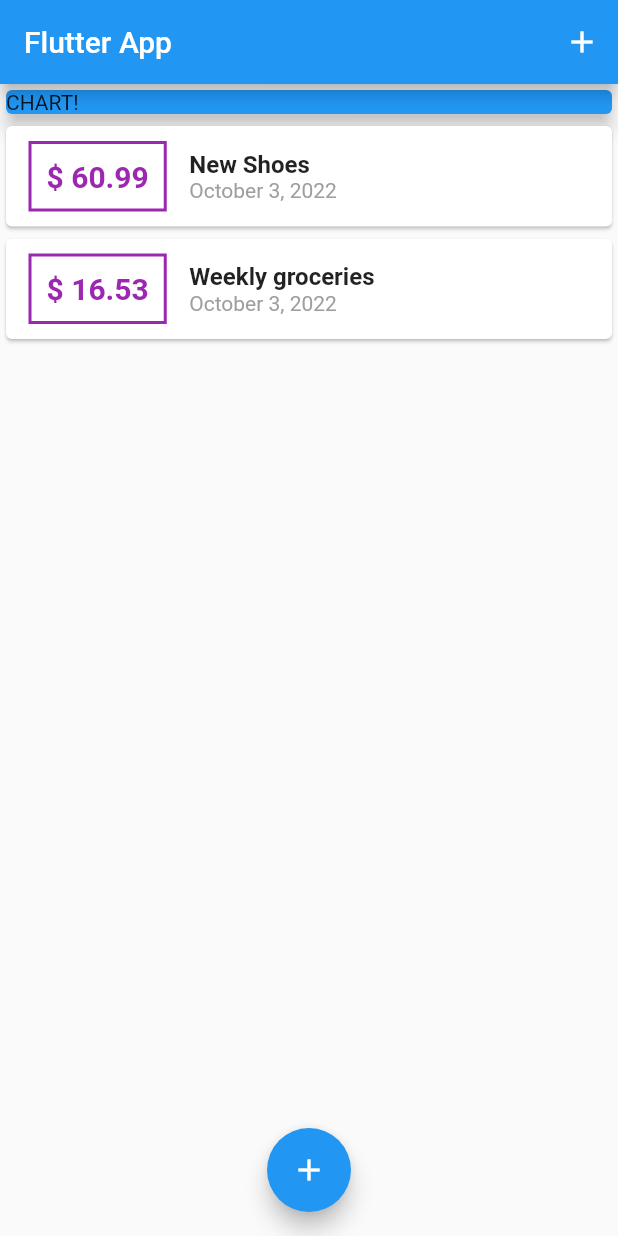
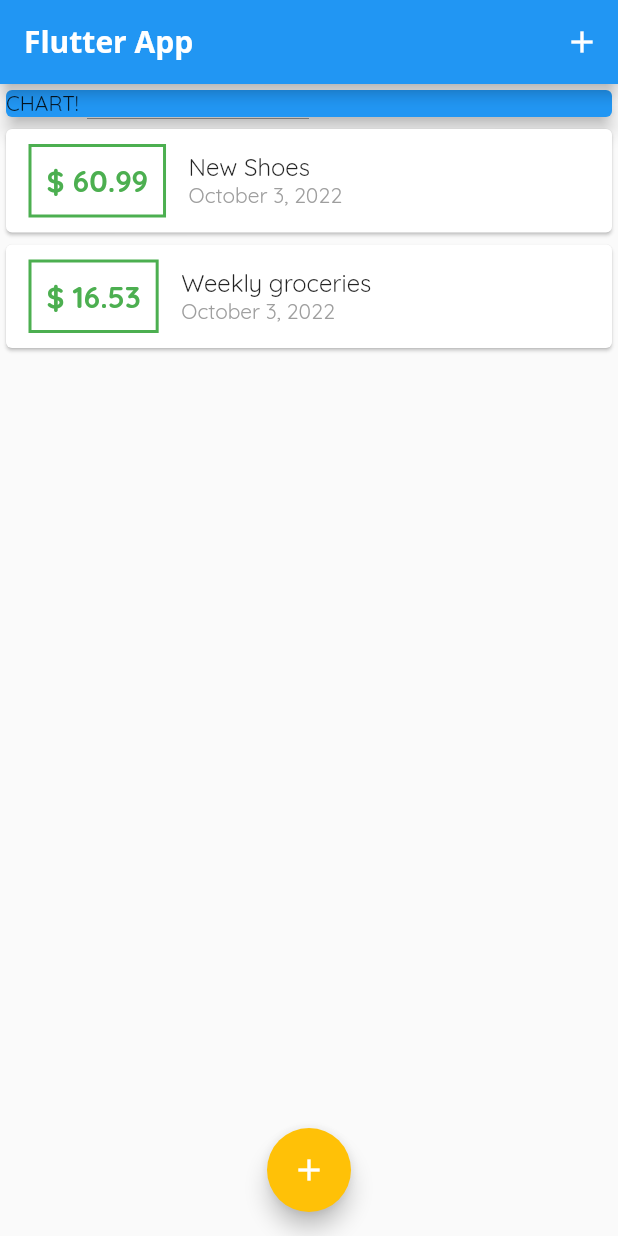
Before and after one commit to ajcandelariaa/flutter-expense-planner, a Flutter app: the screen it shows after launch, on a phone screen of 412 x 824 dp. Run offline on Flutter 3.47's test engine with Material 2 defaults, Android fonts, the phone set to English and light mode, and no system bars.

Commit message:
fonts added

```diff
--- a/lib/main.dart
+++ b/lib/main.dart
@@ -10,7 +10,19 @@ class MyApp extends StatelessWidget {
   @override
   Widget build(BuildContext context) {
     return MaterialApp(
-      title: 'Flutter App',
+      title: 'Personal Expenses',
+      theme: ThemeData(
+        primarySwatch: Colors.green,
+        colorScheme: ColorScheme.fromSwatch().copyWith(secondary: Colors.amber),
+        fontFamily: 'Quicksand',
+        appBarTheme: AppBarTheme(
+          titleTextStyle: TextStyle(
+            fontFamily: 'OpenSans',
+            fontSize: 20,
+            fontWeight: FontWeight.bold,
+          ),
+        ),
+      ),
       home: MyHomePage(),
     );
   }
@@ -55,7 +67,7 @@ class _MyHomePageState extends State<MyHomePage> {
         context: ctx,
         builder: (bCtx) {
           return GestureDetector(
-            onTap: (){},
+            onTap: () {},
             child: NewTransaction(_addNewTransaction),
             behavior: HitTestBehavior.opaque,
           );
--- a/lib/widgets/new_transaction.dart
+++ b/lib/widgets/new_transaction.dart
@@ -23,6 +23,7 @@ class _NewTransactionState extends State<NewTransaction> {
     }
 
     widget.addTx(enteredTitle, enteredAmount);
+    Navigator.of(context).pop();
   }
 
   @override
--- a/lib/widgets/transaction_list.dart
+++ b/lib/widgets/transaction_list.dart
@@ -26,7 +26,7 @@ class TransactionList extends StatelessWidget {
                     ),
                     decoration: BoxDecoration(
                       border: Border.all(
-                        color: Colors.purple,
+                        color: Theme.of(context).primaryColor,
                         width: 2,
                       ),
                     ),
@@ -36,7 +36,7 @@ class TransactionList extends StatelessWidget {
                       style: TextStyle(
                         fontWeight: FontWeight.bold,
                         fontSize: 20,
-                        color: Colors.purple,
+                        color: Theme.of(context).primaryColor,
                       ),
                     ),
                   ),
@@ -45,10 +45,7 @@ class TransactionList extends StatelessWidget {
                     children: [
                       Text(
                         transactions[index].title,
-                        style: TextStyle(
-                          fontSize: 16,
-                          fontWeight: FontWeight.bold,
-                        ),
+                        style: Theme.of(context).textTheme.subtitle1,
                       ),
                       Text(
                         DateFormat.yMMMMd().format(transactions[index].date),
```
Also changed, not shown: pubspec.yaml (+11 -6 lines), assets/fonts/OpenSans-Bold.ttf (added), assets/fonts/OpenSans-Regular.ttf (added), assets/fonts/Quicksand-Bold.ttf (added), assets/fonts/Quicksand-Light.ttf (added), assets/fonts/Quicksand-Medium.ttf (added), assets/fonts/Quicksand-Regular.ttf (added).
